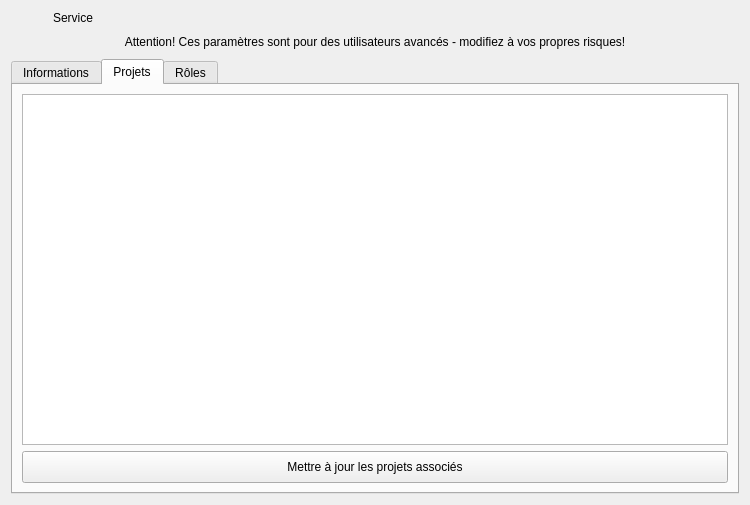
Qt form client/src/editors/ServiceWidget.ui (introlab/openteraplus) before a commit.
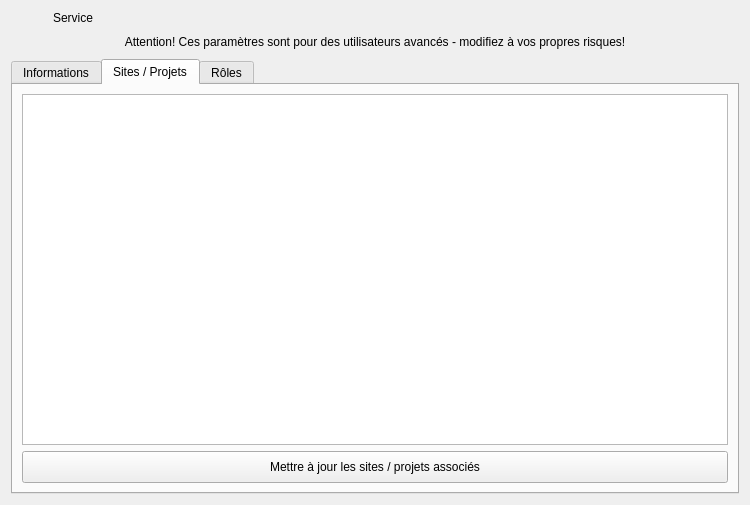
The same form after that commit. The open tabs and pages were chosen to show the change. Icons and pictures are not drawn. Custom widgets are drawn as their Qt base class.

Commit message: Refs #61. Work in progress to manage site-service association.

The edit to the form file:
```diff
--- a/client/src/editors/ServiceWidget.ui
+++ b/client/src/editors/ServiceWidget.ui
@@ -211,7 +211,7 @@
         <normaloff>:/icons/project.png</normaloff>:/icons/project.png</iconset>
       </attribute>
       <attribute name="title">
-       <string>Projets</string>
+       <string>Sites / Projets</string>
       </attribute>
       <layout class="QVBoxLayout" name="verticalLayout_3">
        <item>
@@ -236,7 +236,7 @@
           <cursorShape>PointingHandCursor</cursorShape>
          </property>
          <property name="text">
-          <string>Mettre à jour les projets associés</string>
+          <string>Mettre à jour les sites / projets associés</string>
          </property>
          <property name="icon">
           <iconset resource="../../resources/TeraClient.qrc">
```
Left out of the diff: 15 changed lines with no effect on the pictures. The commit also changes 23 other files.
